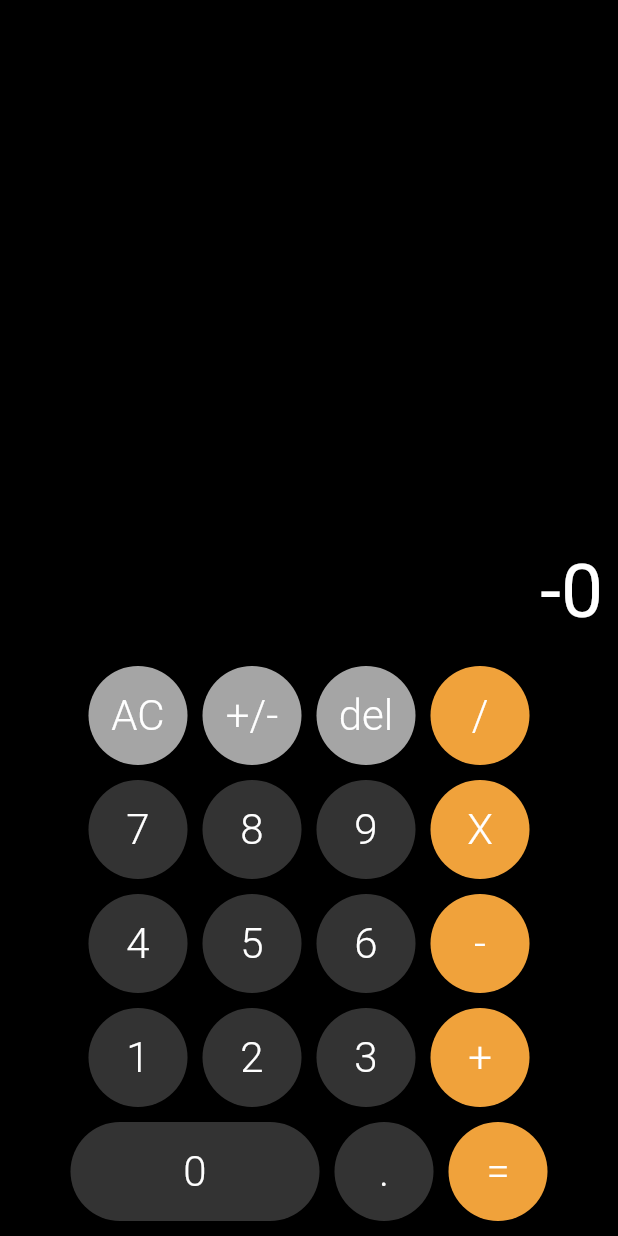
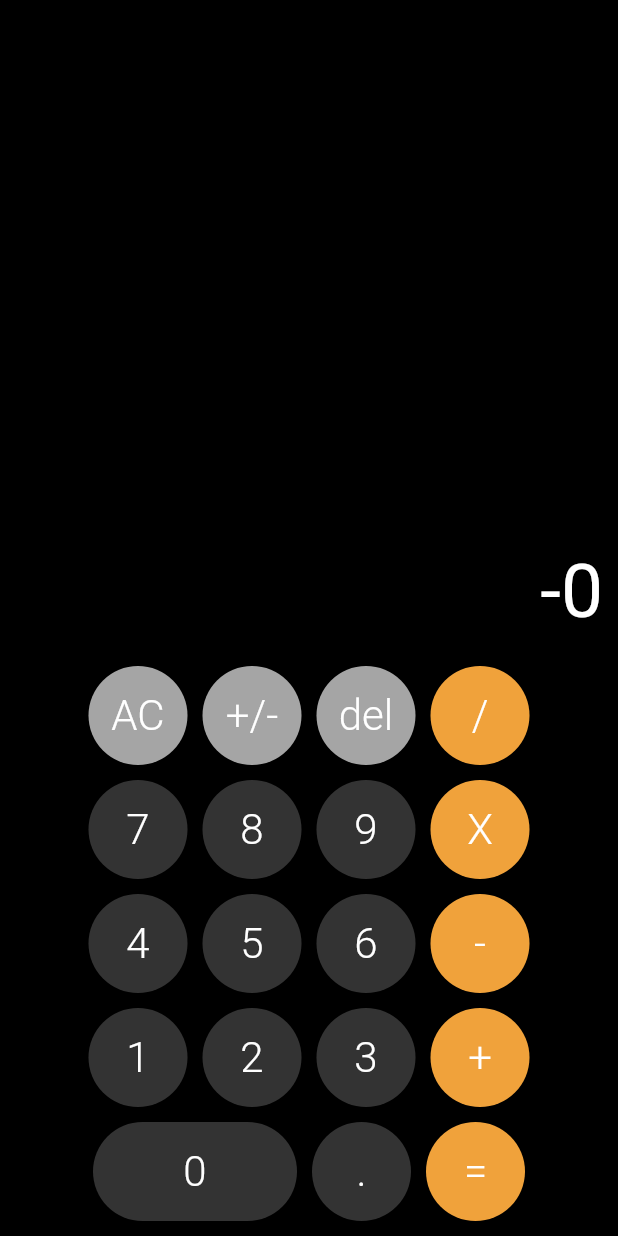
Before and after one commit to johanz97/flutter-calculator-app, a Flutter app: the screen it shows after launch, after a tap on "+/-", on a phone screen of 412 x 824 dp. Run offline on Flutter 3.47's test engine with Material 2 defaults, Android fonts, the phone set to English and light mode, and no system bars; our stand-ins replace bloc, flutter_bloc.

Commit message:
Arreglo boton 0

```diff
--- a/lib/bloc/calculator/calculator_bloc.dart
+++ b/lib/bloc/calculator/calculator_bloc.dart
@@ -34,6 +34,7 @@ class CalculatorBloc extends Bloc<CalculatorEvent, CalculatorState> {
       yield state.copyWith(
           firstnumber: state.mathresult,
           mathresult: '0',
+          secondnumber: '0',
           operation: event.operation);
     } else if (event is CalculateResult) {
       yield* _calculateResult();
--- a/lib/widgets/calc_button.dart
+++ b/lib/widgets/calc_button.dart
@@ -30,7 +30,7 @@ class CalculatorButton extends StatelessWidget {
       child: TextButton(
         style: buttonStyle,
         child: Container(
-          width: this.big ? 150 : 50,
+          width: this.big ? 120 : 50,
           height: 50,
           child: Center(
               child: Text(
```
